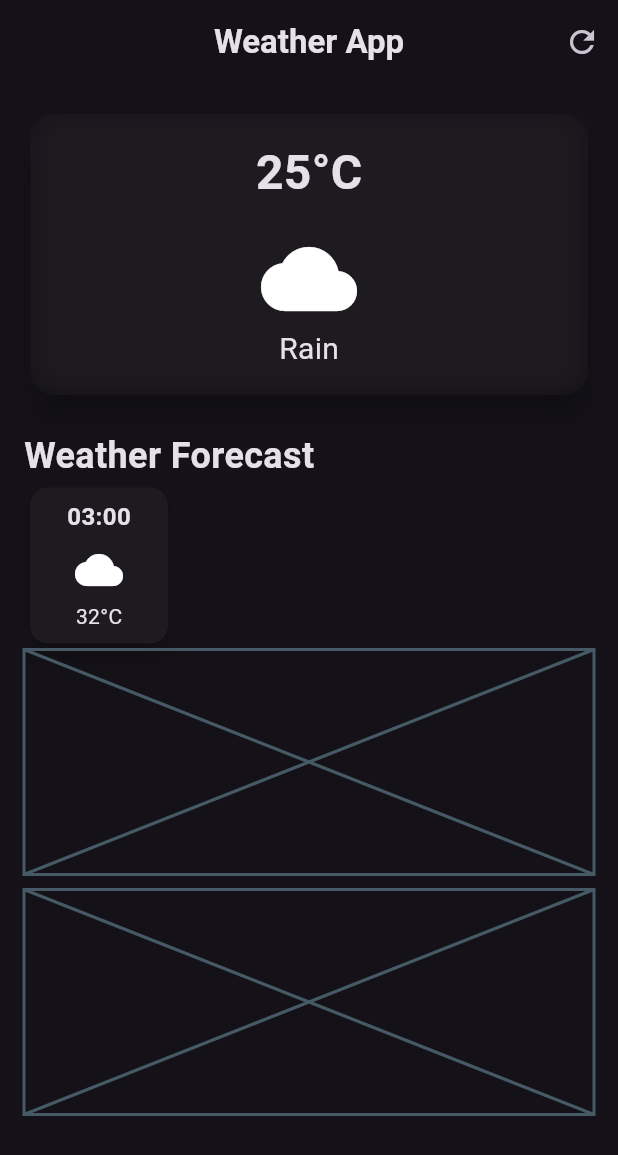
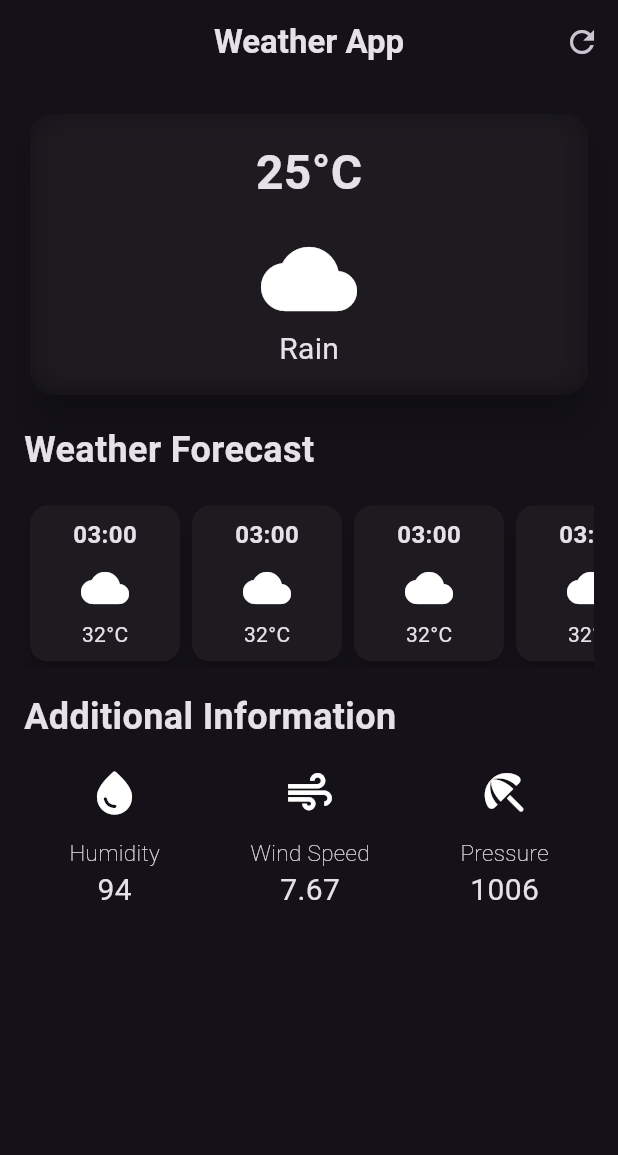
Before and after one commit to hassaanmustafavi/Flutter-Weather-App, a Flutter app: the screen it shows after launch, on a phone screen of 412 x 824 dp. Shown: the top 1155 px of the screen. Run offline on Flutter 3.47's test engine with Material 3 defaults, Android fonts, the phone set to English and light mode, and no system bars.

Commit message:
Complete UI

```diff
--- a/lib/weather_screen.dart
+++ b/lib/weather_screen.dart
@@ -1,5 +1,4 @@
 import 'dart:ui';
-
 import 'package:flutter/material.dart';
 
 class WeatherScreen extends StatelessWidget {
@@ -23,7 +22,6 @@ class WeatherScreen extends StatelessWidget {
             icon: const Icon(Icons.refresh),
           ),
         ],
-
       ),
       body: Padding(
         padding: const EdgeInsets.all(16.0),
@@ -73,7 +71,7 @@ class WeatherScreen extends StatelessWidget {
                 ),
               ),
             ),
-            const SizedBox(height: 20,),
+            const SizedBox(height: 16,),
             //weather Forecast
             const Text(
               'Weather Forecast',
@@ -82,15 +80,118 @@ class WeatherScreen extends StatelessWidget {
                 fontSize: 24,
               ),
             ),
+            const SizedBox(height: 16,),
+            const SingleChildScrollView(
+              scrollDirection: Axis.horizontal,
+              child: Row(
+                children: [
+                  HourlyForecastItem(),
+                  HourlyForecastItem(),
+                  HourlyForecastItem(),
+                  HourlyForecastItem(),
+                  HourlyForecastItem(),
+                ],
+              ),
+            ),
+            const SizedBox(height: 16,),
+            //weather Forecast
+            const Text(
+              'Additional Information',
+              style: TextStyle(
+                fontWeight: FontWeight.bold,
+                fontSize: 24,
+              ),
+            ),
+            const SizedBox(height: 16,),
             const Row(
+              mainAxisAlignment: MainAxisAlignment.spaceAround,
               children: [
-                SizedBox(
+                Column(
+                  children: [
+                    Icon(
+                      Icons.water_drop_rounded,size: 35,
+                    ),
+                    SizedBox(height: 12,),
+                    Text(
+                      "Humidity",
+                      style: TextStyle(
+                        fontSize: 15,
+                        fontWeight: FontWeight.w100,
+                      ),
+                    ),
+                    Text(
+                      '94',
+                      style: TextStyle(
+                        fontSize: 20,
+                      ),
+                    ),
+                  ],
+                ),
+                Column(
+
+                  children: [
+                    Icon(
+                      Icons.air,size: 35,
+                    ),
+                    SizedBox(height: 12,),
+                    Text(
+                      "Wind Speed",
+                      style: TextStyle(
+                        fontSize: 15,
+                        fontWeight: FontWeight.w100,
+                      ),
+                    ),
+                    Text(
+                      '7.67',
+                      style: TextStyle(
+                        fontSize: 20,
+                      ),
+                    ),
+                  ],
+                ),
+                Column(
+                  children: [
+                    Icon(
+                      Icons.beach_access_rounded,size: 35,
+                    ),
+                    SizedBox(height: 12,),
+                    Text(
+                      "Pressure",
+                      style: TextStyle(
+                        fontSize: 15,
+                        fontWeight: FontWeight.w100,
+                      ),
+                    ),
+                    Text(
+                      '1006',
+                      style: TextStyle(
+                        fontSize: 20,
+                      ),
+                    ),
+                  ],
+                ),
+              ],
+            )
+          ],
+        ),
+      ),
+    );
+  }
+}
+class HourlyForecastItem extends StatelessWidget {
+  const HourlyForecastItem({super.key});
+
+  @override
+  Widget build(BuildContext context) {
+    return Card(
+      elevation: 6,
+      child: Container(
         width: 100,
-                  child: Card(
-                    elevation: 6,
-                    child: Padding(
-                      padding: EdgeInsets.all(8.0),
-                      child: Column(
+        padding:  const EdgeInsets.all(8.0),
+        decoration:const BoxDecoration(
+          borderRadius: BorderRadius.all(Radius.circular(12.0)),
+        ),
+        child: const Column(
           children: [
             Text(
               '03:00',
@@ -113,22 +214,6 @@ class WeatherScreen extends StatelessWidget {
           ],
         ),
       ),
-                  ),
-                )
-              ],
-            ),
-            const Placeholder(
-              fallbackHeight: 150,
-            ),
-            const SizedBox(height: 10,),
-            // additional information
-            const Placeholder(
-              fallbackHeight: 150,
-            ),
-
-          ],
-        ),
-      ),
     );
   }
 }
```
Lines whose indentation alone changed are shown as unchanged.
